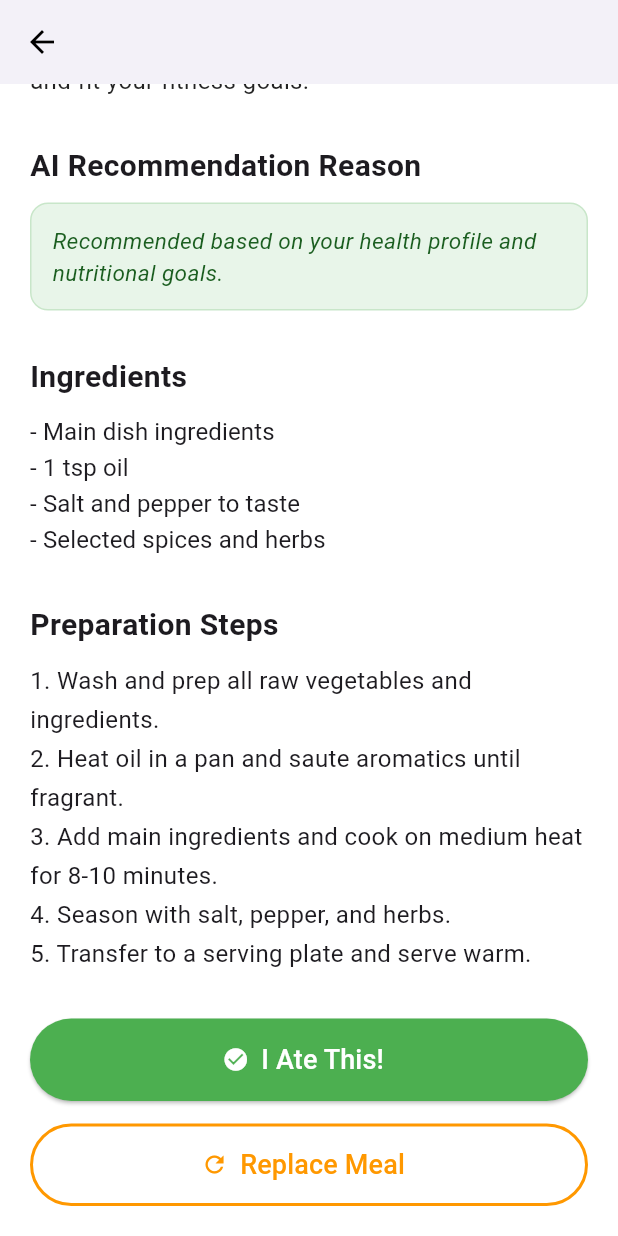
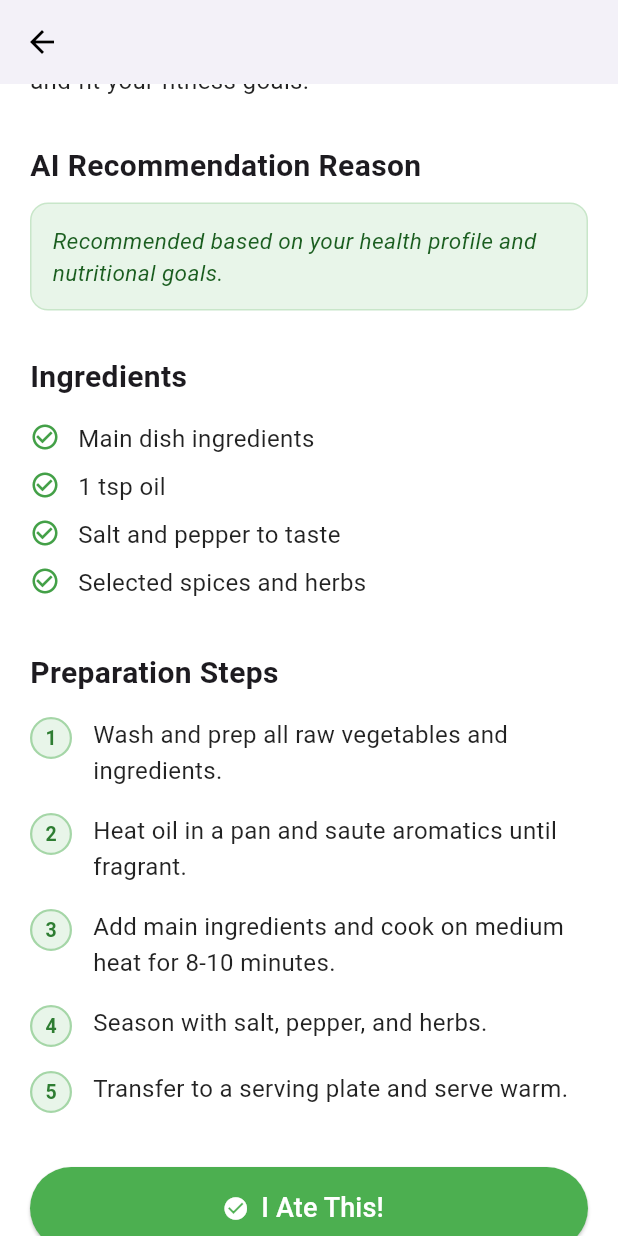
Before and after one commit to sowmyameenuga/Nutrimeal-, a Flutter app: the FoodDetailsScreen screen opened directly with empty values, scrolled down 353 dp, on a phone screen of 412 x 824 dp. Run offline on Flutter 3.47's test engine with Material 3 defaults, Android fonts, the phone set to English and light mode, and no system bars; our stand-ins replace shared_preferences; accounts and stored records are empty; network calls fail.

Commit message:
feat(recipe): format recipe lines with circular step numbers and rearrange meal categories with correct dishes

```diff
--- a/lib/screens/food_details_screen.dart
+++ b/lib/screens/food_details_screen.dart
@@ -447,12 +447,34 @@ class _FoodDetailsScreenState extends State<FoodDetailsScreen> {
                 fontWeight: FontWeight.bold,
               ),
             ),
-            const SizedBox(height: 10),
-            Text(
-              cleanIngredients,
-              style: const TextStyle(fontSize: 16, height: 1.5, letterSpacing: 0.1),
-            ),
-            const SizedBox(height: 30),
+            const SizedBox(height: 15),
+            ...cleanIngredients.split('\n').where((s) => s.trim().isNotEmpty).map((ing) {
+              String ingText = ing.trim();
+              if (ingText.startsWith('-')) {
+                ingText = ingText.substring(1).trim();
+              }
+              return Padding(
+                padding: const EdgeInsets.only(bottom: 10.0),
+                child: Row(
+                  crossAxisAlignment: CrossAxisAlignment.start,
+                  children: [
+                    Icon(Icons.check_circle_outline, size: 20, color: Colors.green.shade600),
+                    const SizedBox(width: 12),
+                    Expanded(
+                      child: Text(
+                        ingText,
+                        style: const TextStyle(
+                          fontSize: 16,
+                          height: 1.4,
+                          color: Colors.black87,
+                        ),
+                      ),
+                    ),
+                  ],
+                ),
+              );
+            }),
+            const SizedBox(height: 25),
 
             // Preparation Steps
             if (cleanSteps.isNotEmpty) ...[
@@ -463,12 +485,56 @@ class _FoodDetailsScreenState extends State<FoodDetailsScreen> {
                   fontWeight: FontWeight.bold,
                 ),
               ),
-              const SizedBox(height: 10),
-              Text(
-                cleanSteps,
-                style: const TextStyle(fontSize: 16, height: 1.6),
-              ),
-              const SizedBox(height: 30),
+              const SizedBox(height: 15),
+              ...cleanSteps.split('\n').where((s) => s.trim().isNotEmpty).map((step) {
+                final match = RegExp(r'^(\d+)\.\s*(.*)').firstMatch(step);
+                String numStr = "";
+                String stepText = step;
+                if (match != null) {
+                  numStr = match.group(1)!;
+                  stepText = match.group(2)!;
+                } else {
+                  numStr = "*";
+                }
+                return Padding(
+                  padding: const EdgeInsets.only(bottom: 16.0),
+                  child: Row(
+                    crossAxisAlignment: CrossAxisAlignment.start,
+                    children: [
+                      Container(
+                        width: 28,
+                        height: 28,
+                        alignment: Alignment.center,
+                        decoration: BoxDecoration(
+                          color: Colors.green.shade50,
+                          shape: BoxShape.circle,
+                          border: Border.all(color: Colors.green.shade200, width: 1.5),
+                        ),
+                        child: Text(
+                          numStr,
+                          style: TextStyle(
+                            fontSize: 13,
+                            fontWeight: FontWeight.bold,
+                            color: Colors.green.shade800,
+                          ),
+                        ),
+                      ),
+                      const SizedBox(width: 14),
+                      Expanded(
+                        child: Text(
+                          stepText,
+                          style: const TextStyle(
+                            fontSize: 16,
+                            height: 1.5,
+                            color: Colors.black87,
+                          ),
+                        ),
+                      ),
+                    ],
+                  ),
+                );
+              }),
+              const SizedBox(height: 20),
             ],
 
             // Action Buttons (I Ate This)
```
Also changed, not shown: 1 other file.
